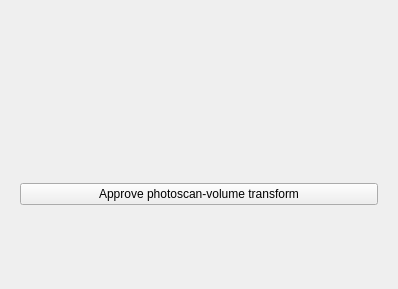
First picture: the form in OpenLIFUTransducerTracker/Resources/UI/TransducerTrackingWizard.ui, repository OpenwaterHealth/SlicerOpenLIFU, before the edit.
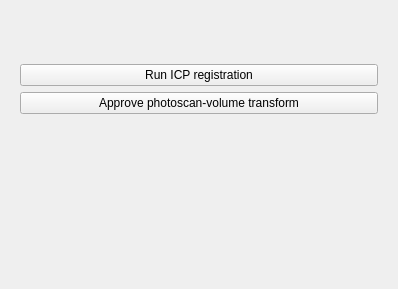
Second picture: the form after the edit. Custom widgets are drawn as their Qt base class.

Commit message: Add manual ICP placeholder and transducer tracking results to the scene (#199)

The edit to the form file:
```diff
--- a/OpenLIFUTransducerTracker/Resources/UI/TransducerTrackingWizard.ui
+++ b/OpenLIFUTransducerTracker/Resources/UI/TransducerTrackingWizard.ui
@@ -19,7 +19,7 @@
      <layout class="QVBoxLayout" name="verticalLayout_6"/>
     </widget>
    </item>
-   <item alignment="Qt::AlignTop">
+   <item>
     <widget class="QStackedWidget" name="dialogControls">
      <property name="sizePolicy">
       <sizepolicy hsizetype="Preferred" vsizetype="Preferred">
@@ -104,6 +104,16 @@
          <property name="text">
           <string/>
          </property>
+         <property name="wordWrap">
+          <bool>true</bool>
+         </property>
+        </widget>
+       </item>
+       <item>
+        <widget class="QPushButton" name="runPhotoscanVolumeRegistration">
+         <property name="text">
+          <string>Run ICP registration</string>
+         </property>
         </widget>
        </item>
        <item>
@@ -113,6 +123,29 @@
          </property>
         </widget>
        </item>
+       <item>
+        <widget class="QLabel" name="ICPPlaceholderLabel">
+         <property name="text">
+          <string/>
+         </property>
+         <property name="wordWrap">
+          <bool>true</bool>
+         </property>
+        </widget>
+       </item>
+       <item>
+        <spacer name="verticalSpacer_3">
+         <property name="orientation">
+          <enum>Qt::Vertical</enum>
+         </property>
+         <property name="sizeHint" stdset="0">
+          <size>
+           <width>20</width>
+           <height>40</height>
+          </size>
+         </property>
+        </spacer>
+       </item>
       </layout>
      </widget>
      <widget class="QWidget" name="TransducerPhotoscanTracking">
```
Left out of the diff: 69 changed lines with no effect on the pictures. The commit also changes 4 other files.
